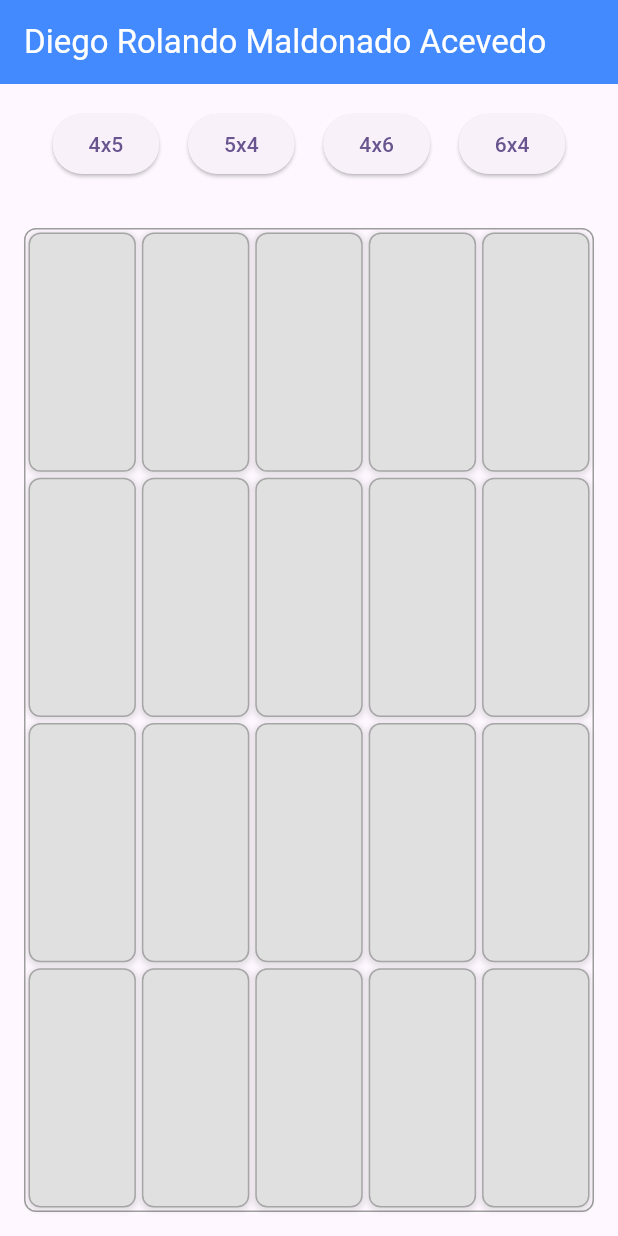
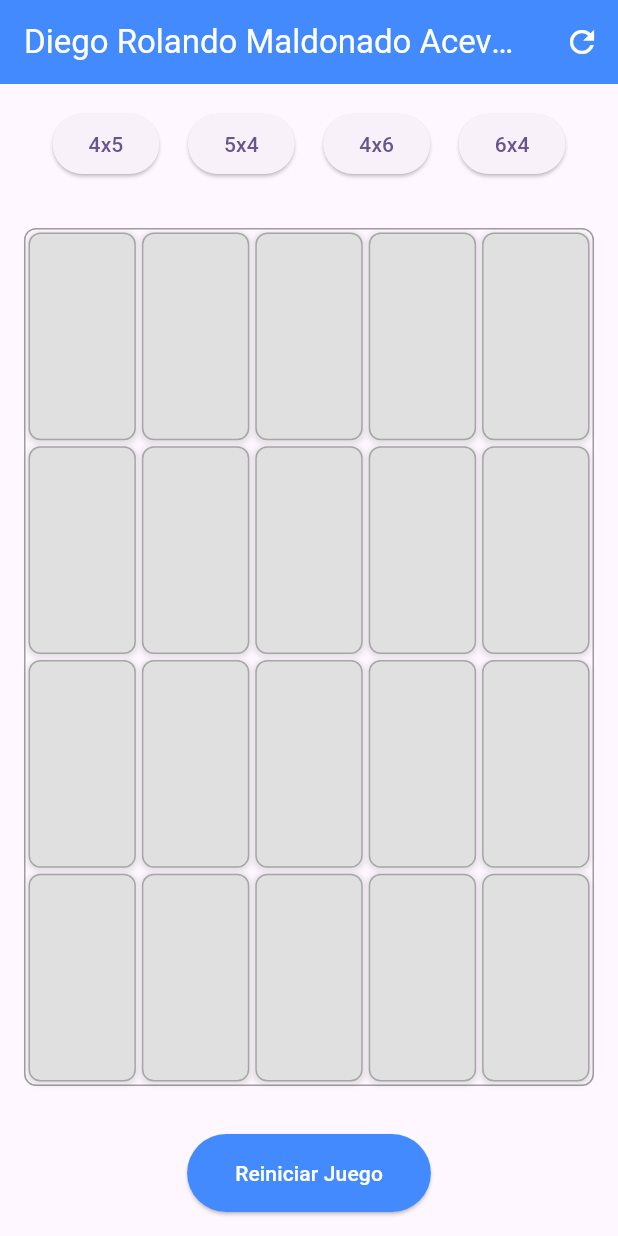
Before and after one commit to Fundamentos-Moviles/exameni-DIROMAAC, a Flutter app: the screen it shows after launch, after a tap on "4x5", on a phone screen of 412 x 824 dp. Run offline on Flutter 3.47's test engine with Material 3 defaults, Android fonts, the phone set to English and light mode, and no system bars.

Commit message:
Colores y boton

```diff
--- a/lib/mem.dart
+++ b/lib/mem.dart
@@ -1,4 +1,5 @@
 import 'package:flutter/material.dart';
+import 'dart:math';
 
 class Mem extends StatefulWidget {
   const Mem({super.key});
@@ -10,12 +11,56 @@ class Mem extends StatefulWidget {
 class _MemState extends State<Mem> {
   int rows = 4;
   int cols = 5;
+  List<List<Color>> cardColors = [];
+  List<List<bool>> isFlipped = [];
   final Color inactiveColor = Colors.grey[300]!;
+
+  @override
+  void initState() {
+    super.initState();
+    generateColors();
+  }
+
+  void generateColors() {
+    int totalCards = rows * cols;
+    Random random = Random();
+
+    cardColors = [];
+    isFlipped = [];
+
+    for (int i = 0; i < rows; i++) {
+      List<Color> rowColors = [];
+      List<bool> rowFlipped = [];
+
+      for (int j = 0; j < cols; j++) {
+        // Generar color aleatorio para cada carta
+        Color randomColor = Color.fromARGB(
+          255,
+          random.nextInt(256),
+          random.nextInt(256),
+          random.nextInt(256),
+        );
+
+        rowColors.add(randomColor);
+        rowFlipped.add(false); // Inicialmente todas las cartas están volteadas hacia abajo
+      }
+
+      cardColors.add(rowColors);
+      isFlipped.add(rowFlipped);
+    }
+  }
 
   void changeBoardSize(int newRows, int newCols) {
     setState(() {
       rows = newRows;
       cols = newCols;
+    });
+    generateColors();
+  }
+
+  void onCardTap(int row, int col) {
+    setState(() {
+      isFlipped[row][col] = !isFlipped[row][col];
     });
   }
 
@@ -26,6 +71,15 @@ class _MemState extends State<Mem> {
         title: const Text('Diego Rolando Maldonado Acevedo'),
         backgroundColor: Colors.blueAccent,
         foregroundColor: Colors.white,
+        actions: [
+          IconButton(
+            onPressed: () {
+              // TODO: Implementar funcionalidad de reiniciar
+            },
+            icon: const Icon(Icons.refresh),
+            tooltip: 'Reiniciar juego',
+          ),
+        ],
       ),
       body: Column(
         children: [
@@ -62,6 +116,22 @@ class _MemState extends State<Mem> {
               child: buildGameBoard(),
             ),
           ),
+
+          // Botón de reiniciar
+          Padding(
+            padding: const EdgeInsets.all(16.0),
+            child: ElevatedButton(
+              onPressed: () {
+                // TODO: Implementar funcionalidad de reiniciar
+              },
+              style: ElevatedButton.styleFrom(
+                backgroundColor: Colors.blueAccent,
+                foregroundColor: Colors.white,
+                padding: const EdgeInsets.symmetric(horizontal: 32, vertical: 16),
+              ),
+              child: const Text('Reiniciar Juego'),
+            ),
+          ),
         ],
       ),
     );
@@ -93,10 +163,21 @@ class _MemState extends State<Mem> {
   }
 
   Widget buildCard(int row, int col) {
-    return Container(
+    Color displayColor;
+
+    // Si la carta está volteada, mostrar su color, si no, mostrar el color inactivo
+    if (isFlipped[row][col]) {
+      displayColor = cardColors[row][col];
+    } else {
+      displayColor = inactiveColor;
+    }
+
+    return GestureDetector(
+      onTap: () => onCardTap(row, col),
+      child: Container(
         margin: const EdgeInsets.all(2),
         decoration: BoxDecoration(
-        color: inactiveColor,
+          color: displayColor,
           borderRadius: BorderRadius.circular(8),
           border: Border.all(
             color: Colors.black26,
@@ -111,6 +192,7 @@ class _MemState extends State<Mem> {
             ),
           ],
         ),
+      ),
     );
   }
 }
```
Lines whose indentation alone changed are shown as unchanged.
